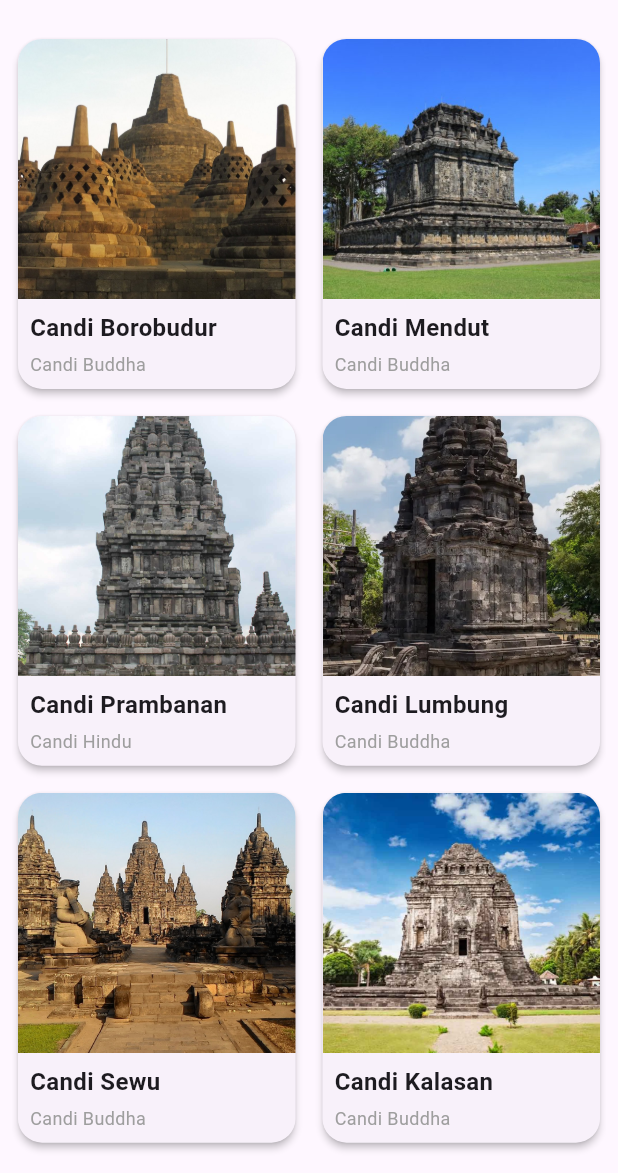
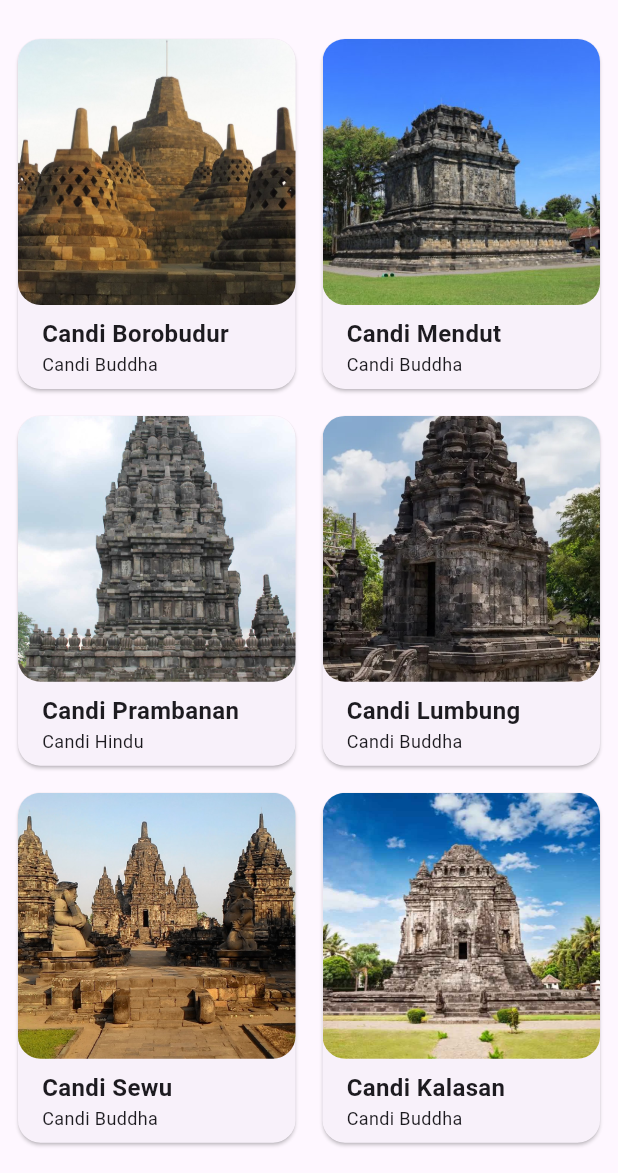
Before and after one commit to nadasalsa10/wisata_candi_Nada, a Flutter app: the HomeScreen screen opened directly, on a phone screen of 412 x 824 dp, the part 63-1236 px from its top. Run offline on Flutter 3.47's test engine with Material 3 defaults, Android fonts, the phone set to English and light mode, and no system bars.

Commit message:
Hero animation ItemCard dan sesuaikan style Card

```diff
--- a/lib/screen/home_screen.dart
+++ b/lib/screen/home_screen.dart
@@ -69,27 +69,30 @@ class ItemCard extends StatelessWidget {
         );
       },
       child: Card(
-        shape: RoundedRectangleBorder(borderRadius: BorderRadius.circular(16)),
-        elevation: 2,
-        clipBehavior: Clip.antiAlias,
+        shape: RoundedRectangleBorder(borderRadius: BorderRadius.circular(15)),
+        margin: const EdgeInsets.all(4),
+        elevation: 1,
         child: Column(
           crossAxisAlignment: CrossAxisAlignment.start,
           children: [
             // Gambar Candi
             Expanded(
+              child: Hero(
+                tag: candi.imageAsset,
+                child: ClipRRect(
+                  borderRadius: BorderRadius.circular(15),
                   child: Image.asset(
                     candi.imageAsset,
                     width: double.infinity,
                     fit: BoxFit.cover,
                   ),
                 ),
-            // Nama dan Tipe Candi
+              ),
+            ),
+            // Nama Candi
             Padding(
-              padding: const EdgeInsets.all(8.0),
-              child: Column(
-                crossAxisAlignment: CrossAxisAlignment.start,
-                children: [
-                  Text(
+              padding: const EdgeInsets.only(left: 16, top: 8),
+              child: Text(
                 candi.name,
                 style: const TextStyle(
                   fontSize: 16,
@@ -98,12 +101,13 @@ class ItemCard extends StatelessWidget {
                 maxLines: 1,
                 overflow: TextOverflow.ellipsis,
               ),
-                  const SizedBox(height: 4),
-                  Text(
+            ),
+            // Tipe Candi
+            Padding(
+              padding: const EdgeInsets.only(left: 16, bottom: 8),
+              child: Text(
                 candi.type,
-                    style: const TextStyle(fontSize: 12, color: Colors.grey),
-                  ),
-                ],
+                style: const TextStyle(fontSize: 12),
               ),
             ),
           ],
```
Lines whose indentation alone changed are shown as unchanged.
